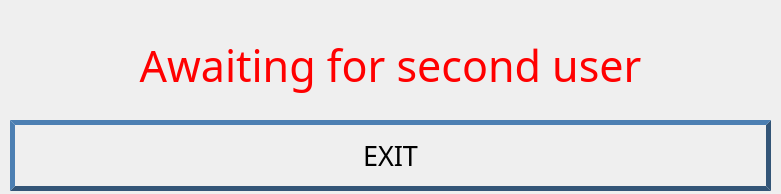
Qt form AwaitingWindow.ui (eeetwinkle/memo_game) before a commit.
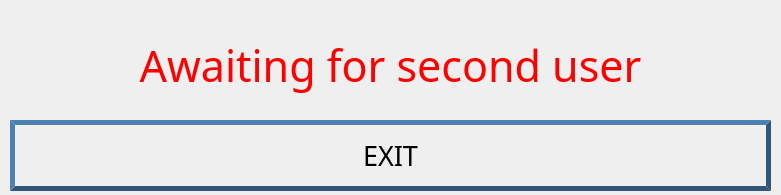
The same form after that commit.

Commit message: появляется окно ожидания (пока только у клиента)

The edit to the form file:
```diff
--- a/AwaitingWindow.ui
+++ b/AwaitingWindow.ui
@@ -7,7 +7,7 @@
     <x>0</x>
     <y>0</y>
     <width>781</width>
-    <height>194</height>
+    <height>195</height>
    </rect>
   </property>
   <property name="windowTitle">
@@ -17,7 +17,7 @@
    <string notr="true">background: rgb(240,240,250)
 qlineargradient(spread:pad, x1:0, y1:0, x2:1, y2:0, stop:0 rgba(254, 255,253, 255), stop:1 rgba(252, 253,251, 255))</string>
   </property>
-  <widget class="QLabel" name="exit_button">
+  <widget class="QLabel" name="label">
    <property name="geometry">
     <rect>
      <x>0</x>
@@ -42,7 +42,7 @@
     <set>Qt::AlignCenter</set>
    </property>
   </widget>
-  <widget class="QPushButton" name="A1">
+  <widget class="QPushButton" name="exit_button">
    <property name="geometry">
     <rect>
      <x>10</x>
```
The commit also changes 1 other file.
